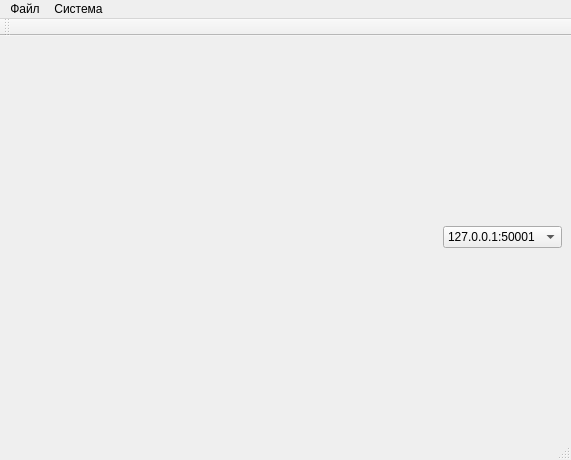
predbannikov/pg-liga, file pg-liga/mainwindow.ui: the form before one commit.
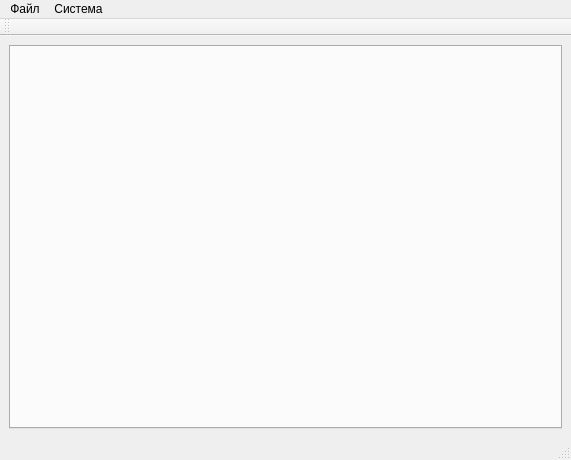
The form after the commit.

What changed in the file:
```diff
--- a/pg-liga/mainwindow.ui
+++ b/pg-liga/mainwindow.ui
@@ -19,47 +19,6 @@
    </property>
    <layout class="QGridLayout" name="gridLayout">
     <item row="0" column="0" colspan="2">
-     <layout class="QHBoxLayout" name="horizontalLayout">
-      <property name="spacing">
-       <number>0</number>
-      </property>
-      <property name="sizeConstraint">
-       <enum>QLayout::SetDefaultConstraint</enum>
-      </property>
-      <item>
-       <spacer name="horizontalSpacer">
-        <property name="orientation">
-         <enum>Qt::Horizontal</enum>
-        </property>
-        <property name="sizeType">
-         <enum>QSizePolicy::Expanding</enum>
-        </property>
-        <property name="sizeHint" stdset="0">
-         <size>
-          <width>40</width>
-          <height>20</height>
-         </size>
-        </property>
-       </spacer>
-      </item>
-      <item>
-       <widget class="QComboBox" name="serverCmbBox">
-        <property name="sizePolicy">
-         <sizepolicy hsizetype="Fixed" vsizetype="Fixed">
-          <horstretch>0</horstretch>
-          <verstretch>0</verstretch>
-         </sizepolicy>
-        </property>
-        <item>
-         <property name="text">
-          <string>127.0.0.1:50001</string>
-         </property>
-        </item>
-       </widget>
-      </item>
-     </layout>
-    </item>
-    <item row="1" column="0" colspan="2">
      <layout class="QVBoxLayout" name="mainLayout">
       <property name="spacing">
        <number>0</number>
@@ -67,6 +26,13 @@
       <property name="sizeConstraint">
        <enum>QLayout::SetDefaultConstraint</enum>
       </property>
+      <item>
+       <widget class="QTabWidget" name="tabWidget">
+        <property name="currentIndex">
+         <number>-1</number>
+        </property>
+       </widget>
+      </item>
      </layout>
     </item>
    </layout>
```
